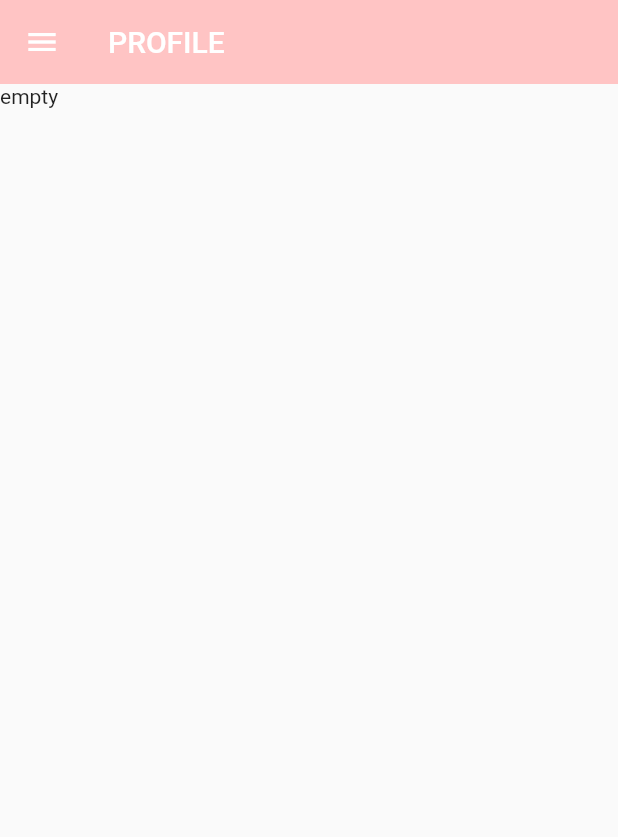
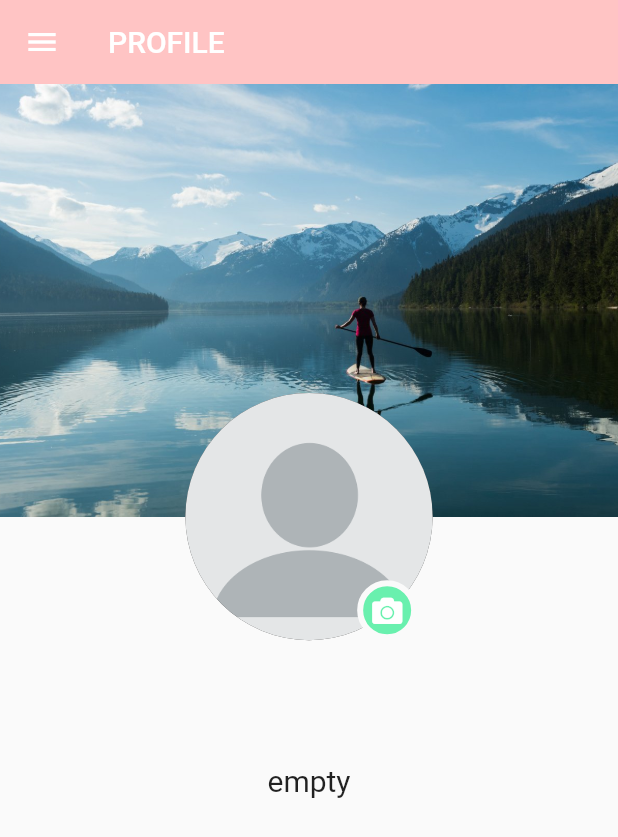
Before and after one commit to Eznopot/FlutterI, a Flutter app: the Profile screen opened by its route, on a phone screen of 412 x 824 dp. Shown: the top 837 px of the screen. Run offline on Flutter 3.47's test engine with Material 2 defaults, Android fonts, the phone set to English and light mode, and no system bars; our stand-ins replace audioplayers, camera, font_awesome_flutter, google_fonts, shared_preferences; accounts and stored records are empty; generated files the repository leaves out were written again.

Commit message:
[ADD]: profile page with take picture and show username

```diff
--- a/deezify/lib/src/app.dart
+++ b/deezify/lib/src/app.dart
@@ -1,5 +1,6 @@
 import 'package:deezify/src/screen/settings/settings_controller.dart';
 import 'package:deezify/src/route/generateRoute.dart';
+import 'package:deezify/src/screen/take_picture/take_pictures_page.dart';
 import 'package:flutter/material.dart';
 import 'package:flutter_gen/gen_l10n/app_localizations.dart';
 import 'package:flutter_localizations/flutter_localizations.dart';
--- a/deezify/lib/src/config/images.dart
+++ b/deezify/lib/src/config/images.dart
@@ -10,4 +10,5 @@ class DeezifyImages {
   static const designApp = 'assets/images/Design_App.png';
   static const listeningMusic = 'assets/images/Listening_to_Music.png';
   static const unknownProfileIcon = 'assets/images/Profile.png';
+  static const profileHeader = 'assets/images/profile_header.jpg';
 }
--- a/deezify/lib/src/screen/profile/profile.dart
+++ b/deezify/lib/src/screen/profile/profile.dart
@@ -1,18 +1,115 @@
+import 'dart:io';
+
 import 'package:deezify/src/config/colors.dart';
+import 'package:deezify/src/config/images.dart';
 import 'package:deezify/src/navigationDrawer/navigation_drawer.dart';
+import 'package:deezify/src/screen/take_picture/take_pictures_page.dart';
+import 'package:deezify/src/utils/detect_device.dart';
 import 'package:flutter/material.dart';
+import 'package:font_awesome_flutter/font_awesome_flutter.dart';
 
 class Profile extends StatefulWidget {
   final String? username;
-  const Profile({ Key? key, this.username }) : super(key: key);
+  final String? imagePath;
+  const Profile({ Key? key, this.username, this.imagePath }) : super(key: key);
 
   @override
   _ProfileState createState() => _ProfileState();
 }
 
 class _ProfileState extends State<Profile> {
+
+
+  Widget createHeaderBackgroundImage(double height) {
+    return Container(
+      color: Colors.grey,
+      child: Image.asset(
+        DeezifyImages.profileHeader,
+        width: double.infinity,
+        height: height,
+        fit: BoxFit.cover,
+      ),
+    );
+  }
+
+  Widget createProfileImage(double radius) {
+    return CircleAvatar(
+      radius: radius,
+      backgroundColor: Colors.grey.shade800,
+      backgroundImage: widget.imagePath != null
+        ? FileImage(File(widget.imagePath!))
+        : AssetImage(DeezifyImages.unknownProfileIcon) as ImageProvider,
+    );
+  }
+
+  Widget responsiveHeaderBackgroundImage(String deviceType, Size size) {
+    if (deviceType == "Phone") {
+      if (MediaQuery.of(context).orientation == Orientation.portrait){
+        return createHeaderBackgroundImage(size.height*0.35);
+      } else {
+        return createHeaderBackgroundImage(size.height*0.50);
+      }
+    } else {
+      if (MediaQuery.of(context).orientation == Orientation.portrait){
+        return createHeaderBackgroundImage(size.height*0.35);
+      } else {
+        return createHeaderBackgroundImage(size.height*0.50);
+      }
+    }
+  }
+
+  Widget responsiveProfileImage(String deviceType, Size size) {
+    if (deviceType == "Phone") {
+      if (MediaQuery.of(context).orientation == Orientation.portrait){
+        return createProfileImage(size.height*0.20/2);
+      } else {
+        return createProfileImage(size.height*0.30/2);
+      }
+    } else {
+      if (MediaQuery.of(context).orientation == Orientation.portrait){
+        return createProfileImage(size.height*0.20/2);
+      } else {
+        return createProfileImage(size.height*0.30/2);
+      }
+    }
+  }
+
   @override
   Widget build(BuildContext context) {
+    String deviceType = detectDevice.getDeviceType();
+    Size size = MediaQuery.of(context).size;
+    double profileImageTop = 0.0;
+    double BackgroundImageBottom = 0.0;
+    double cameraButtonRight = 0.0;
+    double usernameFontSize = 0.0;
+    final String? name = widget.username;
+
+    if (deviceType == "Phone") {
+      if (MediaQuery.of(context).orientation == Orientation.portrait){
+        profileImageTop = size.height*0.35-size.height*0.20/2;
+        BackgroundImageBottom = size.height*0.20/2;
+        cameraButtonRight = size.width*0.65/2;
+        usernameFontSize = 20;
+      } else {
+        profileImageTop = size.height*0.45-size.height*0.20/2;
+        BackgroundImageBottom = size.height*0.25/2;
+        cameraButtonRight = size.width*0.82/2;
+        usernameFontSize = 20;
+      }
+    } else {
+      if (MediaQuery.of(context).orientation == Orientation.portrait){
+        profileImageTop = size.height*0.40-size.height*0.30/2;
+        BackgroundImageBottom = size.height*0.18/2;
+        cameraButtonRight = size.width*0.78/2;
+        usernameFontSize = 30.0;
+      } else {
+        profileImageTop = size.height*0.50-size.height*0.30/2;
+        BackgroundImageBottom = size.height*0.25/2;
+        cameraButtonRight = size.width*0.83/2;
+        usernameFontSize = 30.0;
+      }
+    }
+
     return Scaffold(
       appBar: AppBar(
         backgroundColor: DeezifyColors.appBarBackgound,
@@ -20,9 +117,61 @@ class _ProfileState extends State<Profile> {
         title: Text("Profile".toUpperCase(), style: TextStyle(color: Colors.white),),
       ),
       drawer: navigationDrawer(),
-      body: Column(
+      body: ListView(
         children: [
-          Text(widget.username ?? "empty"),
+          Stack(
+            clipBehavior: Clip.none,
+            alignment: Alignment.center,
+            children: [
+              Container(
+                margin: EdgeInsets.only(bottom: BackgroundImageBottom),
+                child: responsiveHeaderBackgroundImage(deviceType, size),
+              ),
+              Positioned(
+                top: profileImageTop,
+                child: responsiveProfileImage(deviceType, size),
+              ),
+              Positioned(
+                bottom: 0.0,
+                right: cameraButtonRight,
+                child: Container(
+                  height: 40.0,
+                  width: 40.0,
+                  decoration: BoxDecoration(
+                    shape: BoxShape.circle,
+                    border: Border.all(
+                      width: 4.0,
+                      color: Theme.of(context).scaffoldBackgroundColor,
+                    ),
+                    color: Colors.greenAccent,
+                  ),
+                  child: IconButton(
+                    padding: EdgeInsets.zero,
+                    icon: Icon(
+                      FontAwesomeIcons.camera,
+                      color: Colors.white,
+                      size: 20.0,
+                    ),
+                    onPressed: (){
+                      Navigator.push(
+                        context,
+                        MaterialPageRoute(builder: (_) => TakePicturePage(),),
+                      );
+                    },
+                  ),
+                ),
+              )
+            ],
+          ),
+          SizedBox(height: size.height*0.10,),
+          Center(
+            child: Text(
+              name ?? "empty",
+              style: TextStyle(
+                fontSize: usernameFontSize,
+              ),
+            ),
+          ),
         ],
       ),
     );
--- a/deezify/lib/src/screen/take_picture/take_pictures_page.dart
+++ b/deezify/lib/src/screen/take_picture/take_pictures_page.dart
@@ -1,4 +1,5 @@
 import 'package:camera/camera.dart';
+import 'package:deezify/src/screen/profile/profile.dart';
 import 'package:deezify/src/widget/loading_dialog.dart';
 import 'package:flutter/material.dart';
 
@@ -75,7 +76,8 @@ class _TakePicturePage extends State<TakePicturePage> {
   void takePicture() async {
     await _initializeControllerFuture;
     final image = await _controller.takePicture();
-    Navigator.pop(context, image.path);
+    print(image.path);
+    Navigator.push(context, MaterialPageRoute(builder: (context) => Profile(imagePath: image.path,)));
   }
 
 }
```
Also changed, not shown: deezify/assets/images/profile_header.jpg (added).
